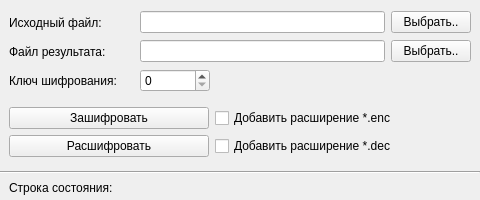
Kirill-Zalomov/MiSKZI_lab1, file view/mainwindow.ui: the form before one commit.
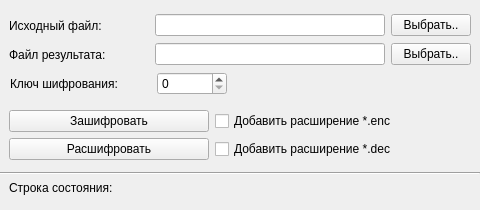
The form after the commit.

Commit message: Конечная версия ЛР1

What changed in the file:
```diff
--- a/view/mainwindow.ui
+++ b/view/mainwindow.ui
@@ -7,7 +7,7 @@
     <x>0</x>
     <y>0</y>
     <width>480</width>
-    <height>200</height>
+    <height>210</height>
    </rect>
   </property>
   <property name="sizePolicy">
@@ -19,13 +19,13 @@
   <property name="minimumSize">
    <size>
     <width>480</width>
-    <height>200</height>
+    <height>210</height>
    </size>
   </property>
   <property name="maximumSize">
    <size>
     <width>480</width>
-    <height>200</height>
+    <height>210</height>
    </size>
   </property>
   <property name="windowTitle">
@@ -41,13 +41,13 @@
    <property name="minimumSize">
     <size>
      <width>480</width>
-     <height>200</height>
+     <height>210</height>
     </size>
    </property>
    <property name="maximumSize">
     <size>
      <width>480</width>
-     <height>200</height>
+     <height>210</height>
     </size>
    </property>
    <layout class="QVBoxLayout" name="verticalLayout_2">
@@ -86,7 +86,7 @@
           </property>
           <property name="minimumSize">
            <size>
-            <width>125</width>
+            <width>140</width>
             <height>23</height>
            </size>
           </property>
@@ -141,7 +141,7 @@
           </property>
           <property name="minimumSize">
            <size>
-            <width>125</width>
+            <width>140</width>
             <height>23</height>
            </size>
           </property>
@@ -172,7 +172,7 @@
          <number>9</number>
         </property>
         <property name="rightMargin">
-         <number>268</number>
+         <number>252</number>
         </property>
         <item>
          <widget class="QLabel" name="label_3">
@@ -184,7 +184,7 @@
           </property>
           <property name="minimumSize">
            <size>
-            <width>125</width>
+            <width>140</width>
             <height>23</height>
            </size>
           </property>
@@ -306,7 +306,7 @@
         <property name="minimumSize">
          <size>
           <width>0</width>
-          <height>6</height>
+          <height>1</height>
          </size>
         </property>
         <property name="orientation">
@@ -319,6 +319,9 @@
         <property name="leftMargin">
          <number>9</number>
         </property>
+        <property name="bottomMargin">
+         <number>6</number>
+        </property>
         <item>
          <widget class="QLabel" name="label_statusBar">
           <property name="sizePolicy">
```
